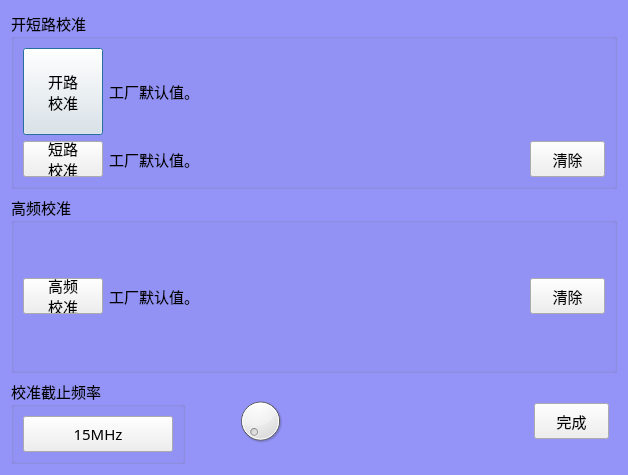
caicaiking/WKEFactoryView2014, file AnalysisMode/wk6500Calibration.ui: the form before one commit.
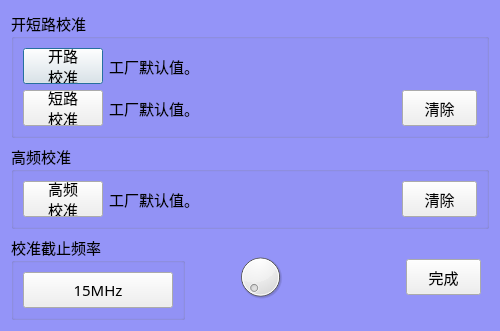
The form after the commit.

```diff
--- a/AnalysisMode/wk6500Calibration.ui
+++ b/AnalysisMode/wk6500Calibration.ui
@@ -6,8 +6,8 @@
    <rect>
     <x>0</x>
     <y>0</y>
-    <width>628</width>
-    <height>475</height>
+    <width>500</width>
+    <height>297</height>
    </rect>
   </property>
   <property name="minimumSize">
```
